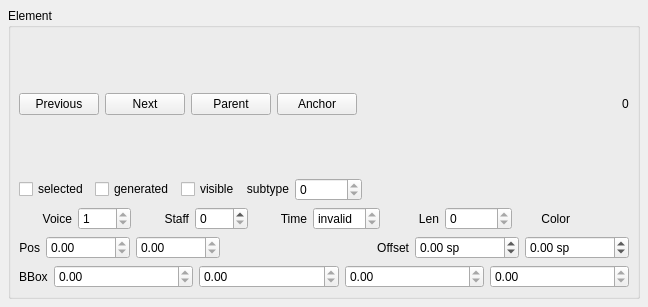
First picture: the form in mscore/mscore/element.ui, repository musescore/musescore-old, before the edit.
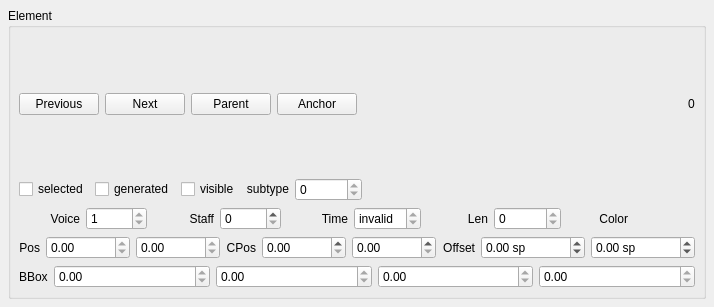
Second picture: the form after the edit. Custom widgets are drawn as their Qt base class.

Diff of the .ui file:
```diff
--- a/mscore/mscore/element.ui
+++ b/mscore/mscore/element.ui
@@ -384,6 +384,30 @@
           </property>
          </widget>
         </item>
+        <item>
+         <widget class="QLabel" name="label_10" >
+          <property name="text" >
+           <string>CPos</string>
+          </property>
+          <property name="alignment" >
+           <set>Qt::AlignRight|Qt::AlignTrailing|Qt::AlignVCenter</set>
+          </property>
+         </widget>
+        </item>
+        <item>
+         <widget class="QDoubleSpinBox" name="cposx" >
+          <property name="maximum" >
+           <double>1000000.000000000000000</double>
+          </property>
+         </widget>
+        </item>
+        <item>
+         <widget class="QDoubleSpinBox" name="cposy" >
+          <property name="maximum" >
+           <double>1000000.000000000000000</double>
+          </property>
+         </widget>
+        </item>
         <item>
          <spacer>
           <property name="orientation" >
```
Left out of the diff: 10 changed lines with no effect on the pictures.
